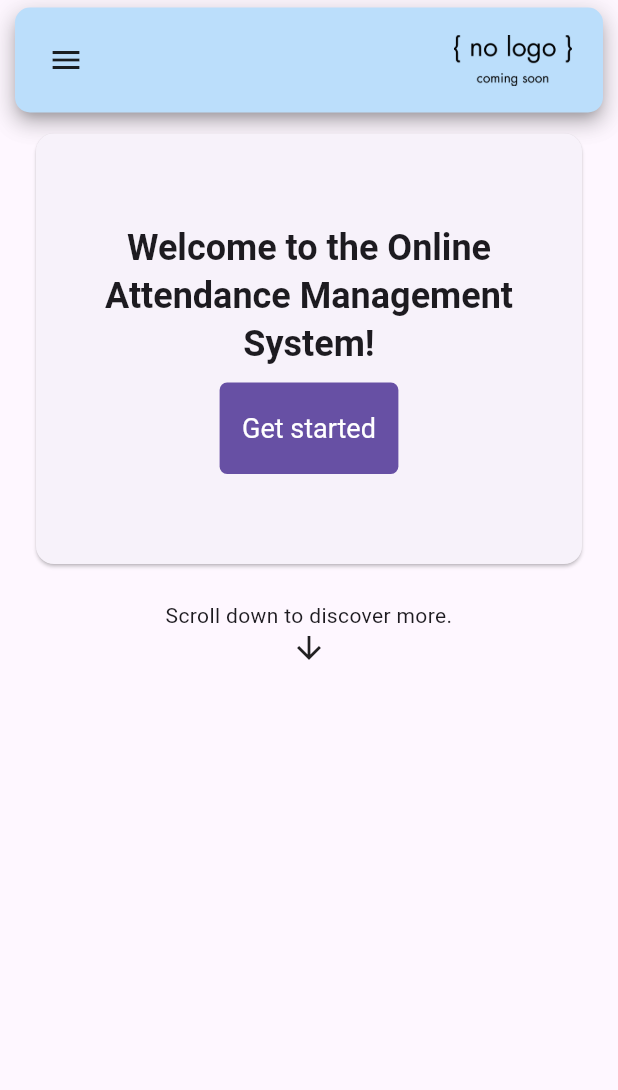
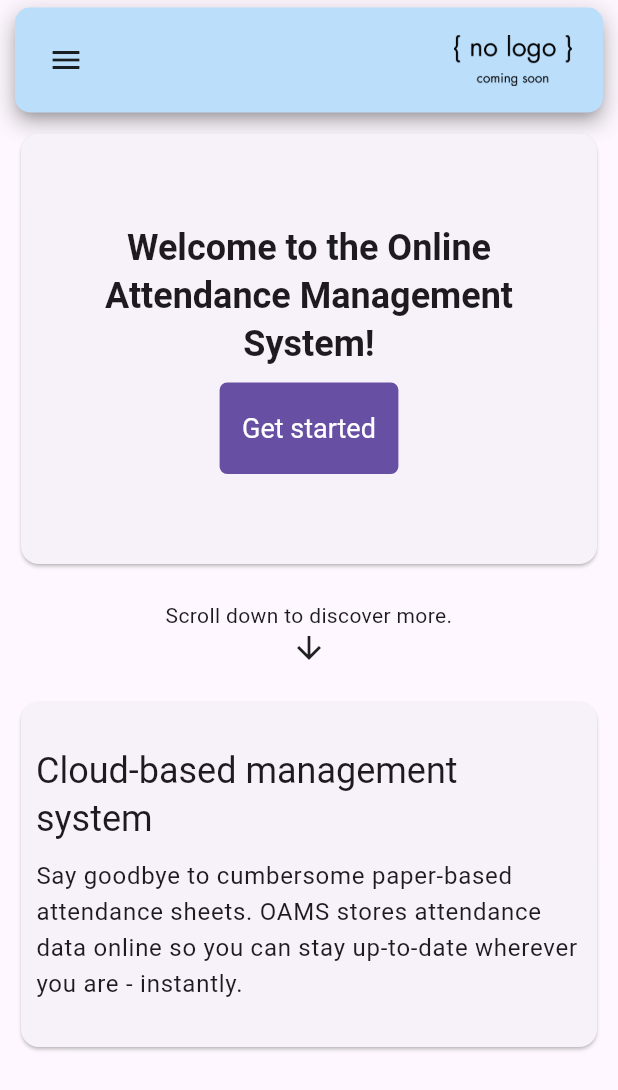
Before and after one commit to darylhjd/oams, a Flutter app: the screen it shows after launch, on a phone screen of 412 x 824 dp. Shown: the top 1090 px of the screen. Run offline on Flutter 3.47's test engine with Material 2 defaults, Android fonts, the phone set to English and light mode, and no system bars; our stand-ins replace flutter_riverpod, go_router, responsive_framework.

Commit message:
feat: implement cloud based feature card (#88)

```diff
--- a/frontend/lib/screens/home_screen.dart
+++ b/frontend/lib/screens/home_screen.dart
@@ -67,10 +67,11 @@ class _HomeScreenGuest extends StatelessWidget {
 
   Widget mobile(BuildContext context) {
     return ListView(
-      padding: const EdgeInsets.all(mobilePadding),
+      padding: const EdgeInsets.symmetric(vertical: mobilePadding),
       children: const [
         _WelcomeBanner(true),
         _FeaturesDivider(),
+        _Features(true),
       ],
     );
   }
@@ -81,6 +82,7 @@ class _HomeScreenGuest extends StatelessWidget {
       children: const [
         _WelcomeBanner(false),
         _FeaturesDivider(),
+        _Features(false),
       ],
     );
   }
@@ -217,3 +219,107 @@ class _FeaturesDivider extends StatelessWidget {
     );
   }
 }
+
+// _Features is only applicable to the guest home screen.
+// It contains the list of feature "selling points" of OAMS.
+class _Features extends StatelessWidget {
+  final bool isMobile;
+
+  const _Features(this.isMobile);
+
+  @override
+  Widget build(BuildContext context) {
+    return isMobile ? mobile(context) : desktop();
+  }
+
+  Widget mobile(BuildContext context) {
+    return const Column(
+      children: [
+        _CloudBasedFeature(true),
+      ],
+    );
+  }
+
+  Widget desktop() {
+    return const Row(
+      mainAxisAlignment: MainAxisAlignment.spaceAround,
+      children: [
+        Flexible(
+          child: _CloudBasedFeature(false),
+        ),
+      ],
+    );
+  }
+}
+
+// _CloudBasedFeature shows the online cloud-based feature of OAMS.
+class _CloudBasedFeature extends StatelessWidget {
+  static const String headline = "Cloud-based management system";
+  static const String body =
+      "Say goodbye to cumbersome paper-based attendance sheets. OAMS stores attendance data online so you can stay up-to-date wherever you are - instantly.";
+
+  static const double mobilePadding = 10;
+  static const double mobileMargin = 20;
+
+  static const double desktopPadding = 20;
+  static const double desktopMargin = 20;
+  static const double desktopMaxWidth = 400;
+
+  final bool isMobile;
+
+  const _CloudBasedFeature(this.isMobile);
+
+  @override
+  Widget build(BuildContext context) {
+    return isMobile ? mobile(context) : desktop(context);
+  }
+
+  Widget mobile(BuildContext context) {
+    return Card(
+      child: Container(
+        padding: const EdgeInsets.all(mobilePadding),
+        margin: const EdgeInsets.symmetric(vertical: mobileMargin),
+        alignment: Alignment.center,
+        child: Column(
+          crossAxisAlignment: CrossAxisAlignment.start,
+          children: [
+            Text(
+              headline,
+              style: Theme.of(context).textTheme.headlineSmall,
+            ),
+            const SizedBox(height: mobilePadding),
+            Text(
+              body,
+              style: Theme.of(context).textTheme.bodyLarge,
+            ),
+          ],
+        ),
+      ),
+    );
+  }
+
+  Widget desktop(BuildContext context) {
+    return Card(
+      child: Container(
+        padding: const EdgeInsets.all(desktopPadding),
+        margin: const EdgeInsets.symmetric(vertical: desktopMargin),
+        width: desktopMaxWidth,
+        alignment: Alignment.center,
+        child: Column(
+          crossAxisAlignment: CrossAxisAlignment.start,
+          children: [
+            Text(
+              headline,
+              style: Theme.of(context).textTheme.headlineMedium,
+            ),
+            const SizedBox(height: desktopPadding),
+            Text(
+              body,
+              style: Theme.of(context).textTheme.bodyLarge,
+            ),
+          ],
+        ),
+      ),
+    );
+  }
+}
```
